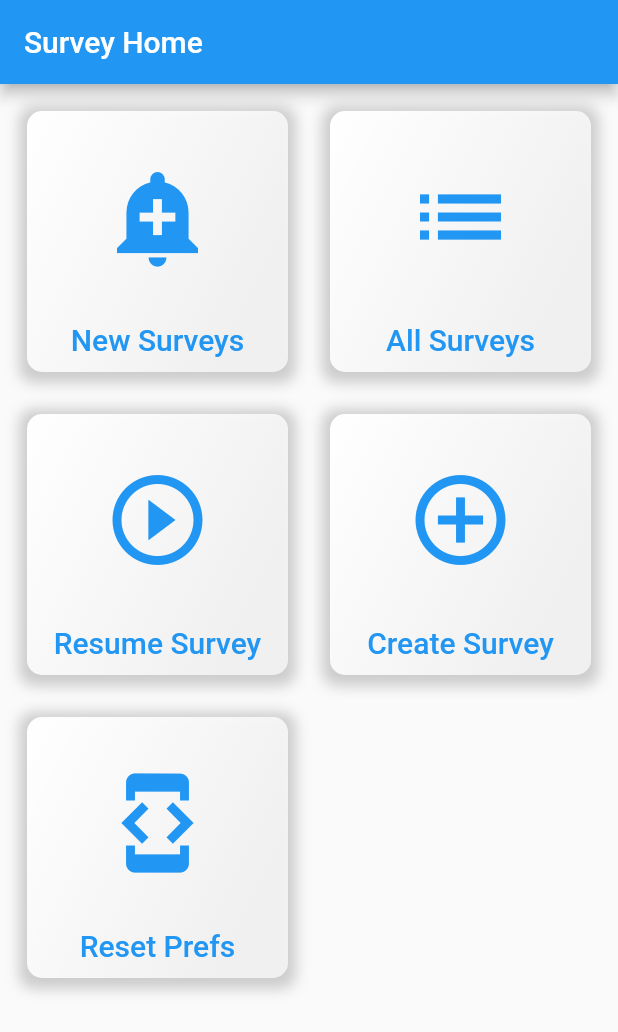
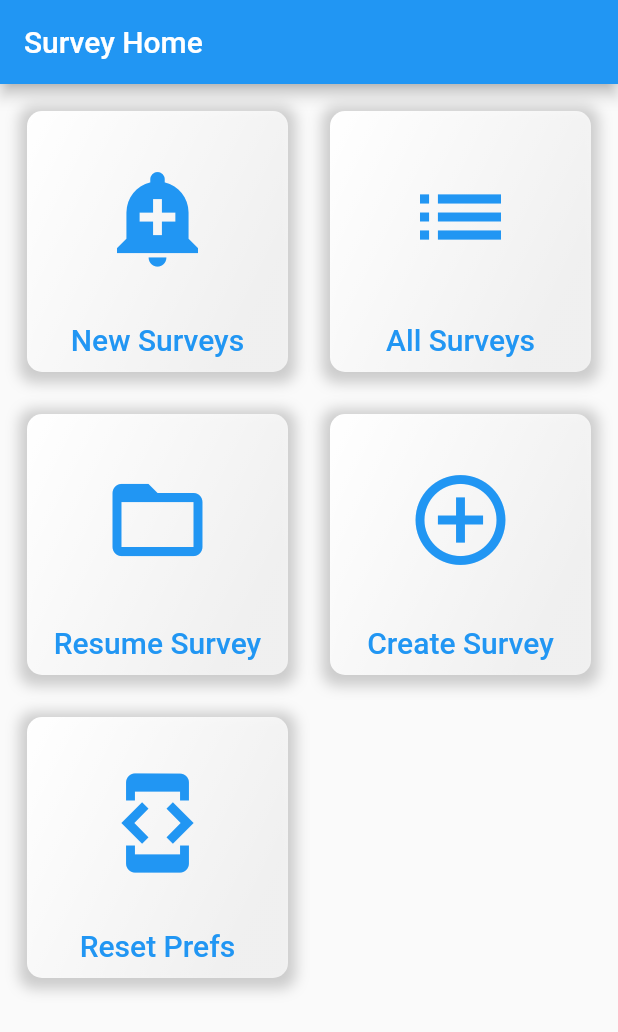
Before and after one commit to haslphi/xplat_survey_app, a Flutter app: the screen it shows after launch, on a phone screen of 412 x 824 dp. Shown: the top 1032 px of the screen. Run offline on Flutter 3.47's test engine with Material 2 defaults, Android fonts, the phone set to English and light mode, and no system bars; our stand-ins replace shared_preferences; missing offline and left inert: enum_to_string.

Commit message:
Change button labels and icon

```diff
--- a/lib/screen/home/homescreen.dart
+++ b/lib/screen/home/homescreen.dart
@@ -37,7 +37,7 @@ class HomeScreen extends StatelessWidget {
               onPressed: () => openSurveyOverview(context),
             ),
             HomeTile(
-              icon: Icons.play_circle_outline,
+              icon: Icons.folder_open,
               iconTag: resumeSurveyIconTag,
               tileTitle: PT_RESUME_SURVEY,
             ),
--- a/lib/screen/question/components/submitButton.dart
+++ b/lib/screen/question/components/submitButton.dart
@@ -11,7 +11,8 @@ class SubmitButton extends StatelessWidget {
       child: Align(
         alignment: Alignment.bottomRight,
         child: FloatingActionButton.extended(
-          label: Text('Submit Survey'),
+          icon: Icon(Icons.send),
+          label: Text('Submit'),
           backgroundColor: Theme.of(context).primaryColor,
           onPressed: onPressed,
         ),
--- a/lib/screen/surveydetail/surveydetailscreen.dart
+++ b/lib/screen/surveydetail/surveydetailscreen.dart
@@ -69,7 +69,7 @@ class _SurveyDetailScreenState extends State<SurveyDetailScreen> {
               )
           ),
       floatingActionButton: FloatingActionButton.extended(
-        label: Text('Start Survey'),
+        label: Text('Start'),
         backgroundColor: Theme.of(context).primaryColor,
         icon: Icon(
           Icons.play_arrow
```
